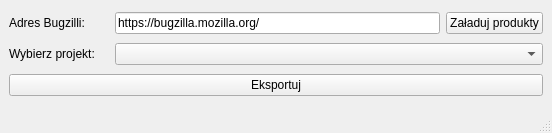
The window that ui/main_window.ui (hckr/bugzilla-downloader) describes before a commit, drawn with Qt 5.
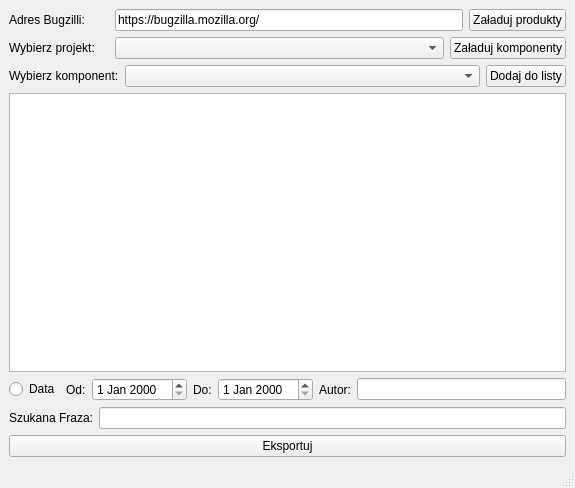
The same window after the commit.

Commit message: Cały interfejs + wyszukiwanie komponentów

The edit to the form file:
```diff
--- a/ui/main_window.ui
+++ b/ui/main_window.ui
@@ -6,8 +6,8 @@
    <rect>
     <x>0</x>
     <y>0</y>
-    <width>552</width>
-    <height>133</height>
+    <width>575</width>
+    <height>488</height>
    </rect>
   </property>
   <property name="windowTitle">
@@ -80,7 +80,162 @@
        </widget>
       </item>
       <item>
-       <widget class="QComboBox" name="ProductsComboBox"/>
+       <widget class="QComboBox" name="ProductsComboBox">
+        <property name="sizePolicy">
+         <sizepolicy hsizetype="Expanding" vsizetype="Fixed">
+          <horstretch>0</horstretch>
+          <verstretch>0</verstretch>
+         </sizepolicy>
+        </property>
+       </widget>
+      </item>
+      <item>
+       <widget class="QPushButton" name="LoadComponentsButton">
+        <property name="sizePolicy">
+         <sizepolicy hsizetype="Minimum" vsizetype="Fixed">
+          <horstretch>0</horstretch>
+          <verstretch>0</verstretch>
+         </sizepolicy>
+        </property>
+        <property name="text">
+         <string>Załaduj komponenty</string>
+        </property>
+       </widget>
+      </item>
+     </layout>
+    </item>
+    <item>
+     <layout class="QHBoxLayout" name="horizontalLayout_4">
+      <item>
+       <widget class="QLabel" name="label_3">
+        <property name="sizePolicy">
+         <sizepolicy hsizetype="Fixed" vsizetype="Preferred">
+          <horstretch>0</horstretch>
+          <verstretch>0</verstretch>
+         </sizepolicy>
+        </property>
+        <property name="text">
+         <string>Wybierz komponent:</string>
+        </property>
+       </widget>
+      </item>
+      <item>
+       <widget class="QComboBox" name="ComponentsComboBox">
+        <property name="sizePolicy">
+         <sizepolicy hsizetype="Expanding" vsizetype="Fixed">
+          <horstretch>0</horstretch>
+          <verstretch>0</verstretch>
+         </sizepolicy>
+        </property>
+       </widget>
+      </item>
+      <item>
+       <widget class="QPushButton" name="pushButton">
+        <property name="text">
+         <string>Dodaj do listy</string>
+        </property>
+       </widget>
+      </item>
+     </layout>
+    </item>
+    <item>
+     <widget class="QListView" name="listView">
+      <property name="sizePolicy">
+       <sizepolicy hsizetype="Expanding" vsizetype="Minimum">
+        <horstretch>0</horstretch>
+        <verstretch>0</verstretch>
+       </sizepolicy>
+      </property>
+     </widget>
+    </item>
+    <item>
+     <layout class="QHBoxLayout" name="horizontalLayout_5">
+      <item>
+       <widget class="QRadioButton" name="radioButton">
+        <property name="sizePolicy">
+         <sizepolicy hsizetype="Maximum" vsizetype="Fixed">
+          <horstretch>0</horstretch>
+          <verstretch>0</verstretch>
+         </sizepolicy>
+        </property>
+        <property name="text">
+         <string>Data</string>
+        </property>
+       </widget>
+      </item>
+      <item>
+       <widget class="QLabel" name="label_4">
+        <property name="sizePolicy">
+         <sizepolicy hsizetype="Maximum" vsizetype="Preferred">
+          <horstretch>0</horstretch>
+          <verstretch>0</verstretch>
+         </sizepolicy>
+        </property>
+        <property name="text">
+         <string>Od:</string>
+        </property>
+       </widget>
+      </item>
+      <item>
+       <widget class="QDateEdit" name="dateEdit">
+        <property name="sizePolicy">
+         <sizepolicy hsizetype="Fixed" vsizetype="Fixed">
+          <horstretch>0</horstretch>
+          <verstretch>0</verstretch>
+         </sizepolicy>
+        </property>
+       </widget>
+      </item>
+      <item>
+       <widget class="QLabel" name="label_5">
+        <property name="sizePolicy">
+         <sizepolicy hsizetype="Maximum" vsizetype="Preferred">
+          <horstretch>0</horstretch>
+          <verstretch>0</verstretch>
+         </sizepolicy>
+        </property>
+        <property name="text">
+         <string>Do:</string>
+        </property>
+       </widget>
+      </item>
+      <item>
+       <widget class="QDateEdit" name="dateEdit_2">
+        <property name="sizePolicy">
+         <sizepolicy hsizetype="Fixed" vsizetype="Fixed">
+          <horstretch>0</horstretch>
+          <verstretch>0</verstretch>
+         </sizepolicy>
+        </property>
+       </widget>
+      </item>
+      <item>
+       <layout class="QHBoxLayout" name="horizontalLayout_6">
+        <item>
+         <widget class="QLabel" name="label_6">
+          <property name="text">
+           <string>Autor:</string>
+          </property>
+         </widget>
+        </item>
+        <item>
+         <widget class="QLineEdit" name="lineEdit"/>
+        </item>
+       </layout>
+      </item>
+     </layout>
+    </item>
+    <item>
+     <layout class="QHBoxLayout" name="horizontalLayout_7">
+      <item>
+       <widget class="QLabel" name="label_7">
+        <property name="text">
+         <string>Szukana Fraza:</string>
+        </property>
+       </widget>
+      </item>
+      <item>
+       <widget class="QLineEdit" name="lineEdit_2"/>
       </item>
      </layout>
     </item>
```
Left out of the diff: 6 changed lines with no effect on the pictures. The commit also changes 5 other files.
